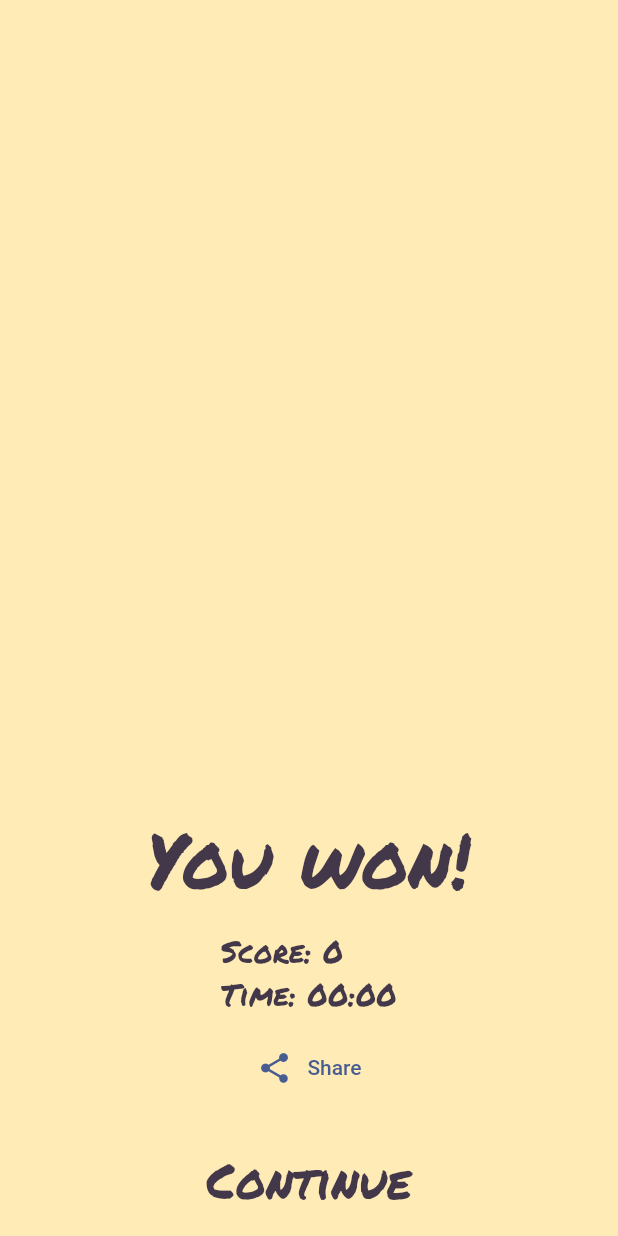
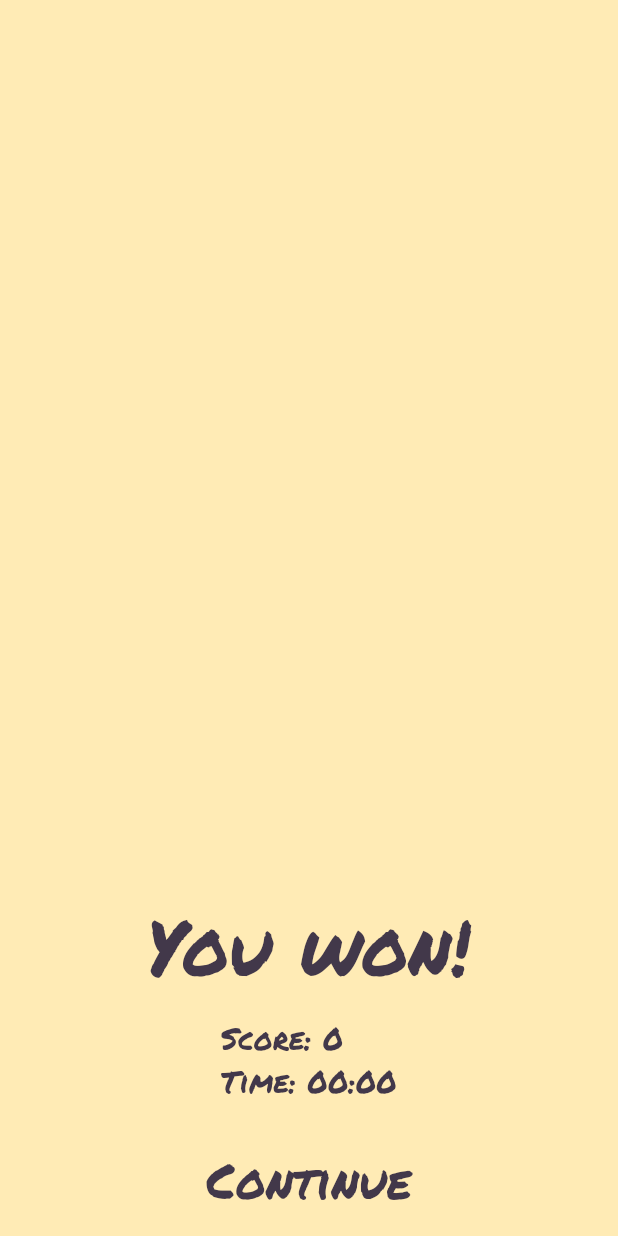
Before and after one commit to filiph/tictactoe, a Flutter app: the WinGameScreen screen opened directly with empty values, on a phone screen of 412 x 824 dp. Run offline on Flutter 3.47's test engine with Material 2 defaults, Android fonts, the phone set to English and light mode, and no system bars; our stand-ins replace audioplayers, firebase_core, firebase_crashlytics, go_router, google_mobile_ads, in_app_purchase and 1 more; missing offline and left inert: games_services; accounts and stored records are empty; network calls fail.

Commit message:
Remove non-functioning share button
I could use a share functionality (e.g. INTENT on Android) but from my experience, people don’t use it if it’s just text.

If time permits, sharing an actual screenshot or (even better) gif of the win would make more sense.

```diff
--- a/lib/src/win_game/win_game_screen.dart
+++ b/lib/src/win_game/win_game_screen.dart
@@ -55,27 +55,6 @@ class WinGameScreen extends StatelessWidget {
                     fontFamily: 'Permanent Marker', fontSize: 20),
               ),
             ),
-            gap,
-            Center(
-              child: TextButton(
-                onPressed: () {
-                  // TODO: implement or remove the share button
-                  ScaffoldMessenger.of(context).showSnackBar(const SnackBar(
-                    content: Text('NOT IMPLEMENTED YET, but this could use '
-                        'Firebase / Google Cloud to save the finished game '
-                        'board as a picture, so that the share is interesting'),
-                  ));
-                },
-                child: Row(
-                  mainAxisSize: MainAxisSize.min,
-                  children: const [
-                    Icon(Icons.share),
-                    SizedBox(width: 10),
-                    Text('Share'),
-                  ],
-                ),
-              ),
-            ),
           ],
         ),
         rectangularMenuArea: RoughButton(
```
